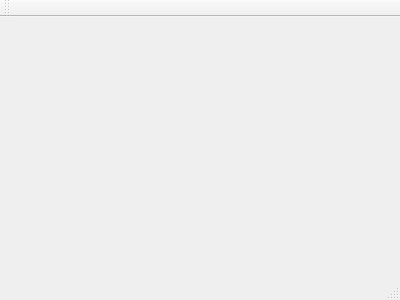
Qt form mainwindow.ui (Nardinounet/Gestionnator) before a commit.
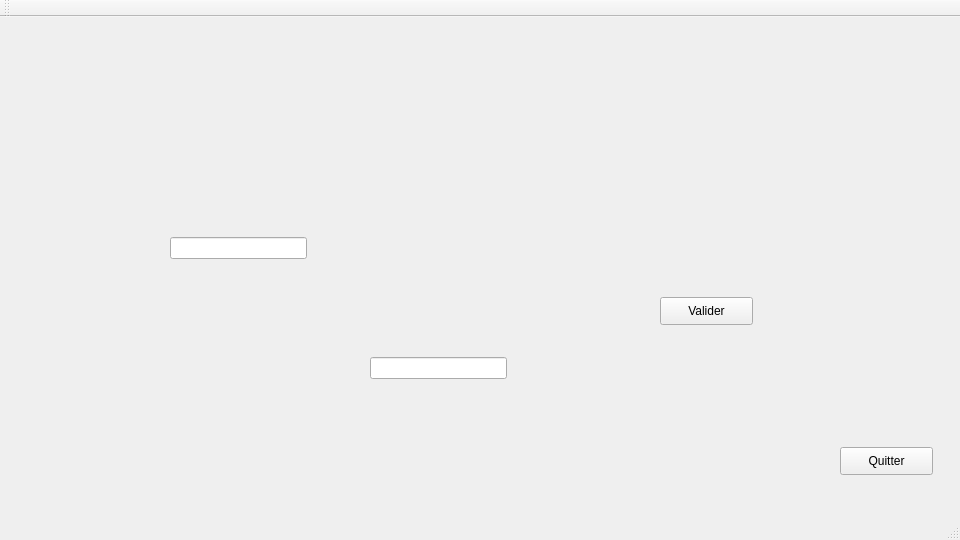
The same form after that commit.

```diff
--- a/mainwindow.ui
+++ b/mainwindow.ui
@@ -1,24 +1,115 @@
 <ui version="4.0">
  <class>MainWindow</class>
- <widget class="QMainWindow" name="MainWindow" >
-  <property name="geometry" >
+ <widget class="QMainWindow" name="MainWindow">
+  <property name="geometry">
    <rect>
     <x>0</x>
     <y>0</y>
-    <width>400</width>
-    <height>300</height>
+    <width>960</width>
+    <height>540</height>
    </rect>
   </property>
-  <property name="windowTitle" >
+  <property name="minimumSize">
+   <size>
+    <width>960</width>
+    <height>540</height>
+   </size>
+  </property>
+  <property name="windowTitle">
    <string>MainWindow</string>
   </property>
-  <widget class="QMenuBar" name="menuBar" />
-  <widget class="QToolBar" name="mainToolBar" />
-  <widget class="QWidget" name="centralWidget" />
-  <widget class="QStatusBar" name="statusBar" />
+  <property name="styleSheet">
+   <string notr="true"/>
+  </property>
+  <widget class="QWidget" name="centralWidget">
+   <widget class="QPushButton" name="BT_Quitter">
+    <property name="geometry">
+     <rect>
+      <x>840</x>
+      <y>430</y>
+      <width>93</width>
+      <height>28</height>
+     </rect>
+    </property>
+    <property name="text">
+     <string>Quitter</string>
+    </property>
+   </widget>
+   <widget class="QPushButton" name="BT_Valider">
+    <property name="geometry">
+     <rect>
+      <x>660</x>
+      <y>280</y>
+      <width>93</width>
+      <height>28</height>
+     </rect>
+    </property>
+    <property name="styleSheet">
+     <string notr="true"/>
+    </property>
+    <property name="text">
+     <string>Valider</string>
+    </property>
+   </widget>
+   <widget class="QLineEdit" name="lineEdit">
+    <property name="geometry">
+     <rect>
+      <x>370</x>
+      <y>340</y>
+      <width>137</width>
+      <height>22</height>
+     </rect>
+    </property>
+    <property name="minimumSize">
+     <size>
+      <width>50</width>
+      <height>0</height>
+     </size>
+    </property>
+   </widget>
+   <widget class="QLineEdit" name="lineEdit_2">
+    <property name="geometry">
+     <rect>
+      <x>170</x>
+      <y>220</y>
+      <width>137</width>
+      <height>22</height>
+     </rect>
+    </property>
+   </widget>
+   <widget class="QWidget" name="gridLayoutWidget">
+    <property name="geometry">
+     <rect>
+      <x>420</x>
+      <y>50</y>
+      <width>160</width>
+      <height>80</height>
+     </rect>
+    </property>
+    <layout class="QGridLayout" name="gridLayout"/>
+   </widget>
+  </widget>
+  <widget class="QMenuBar" name="menuBar">
+   <property name="geometry">
+    <rect>
+     <x>0</x>
+     <y>0</y>
+     <width>960</width>
+     <height>26</height>
+    </rect>
+   </property>
+  </widget>
+  <widget class="QToolBar" name="mainToolBar">
+   <attribute name="toolBarArea">
+    <enum>TopToolBarArea</enum>
+   </attribute>
+   <attribute name="toolBarBreak">
+    <bool>false</bool>
+   </attribute>
+  </widget>
+  <widget class="QStatusBar" name="statusBar"/>
  </widget>
- <layoutDefault spacing="6" margin="11" />
- <pixmapfunction></pixmapfunction>
+ <layoutdefault spacing="6" margin="11"/>
  <resources/>
  <connections/>
 </ui>
```
Left out of the diff: 1 changed line with no effect on the pictures.
